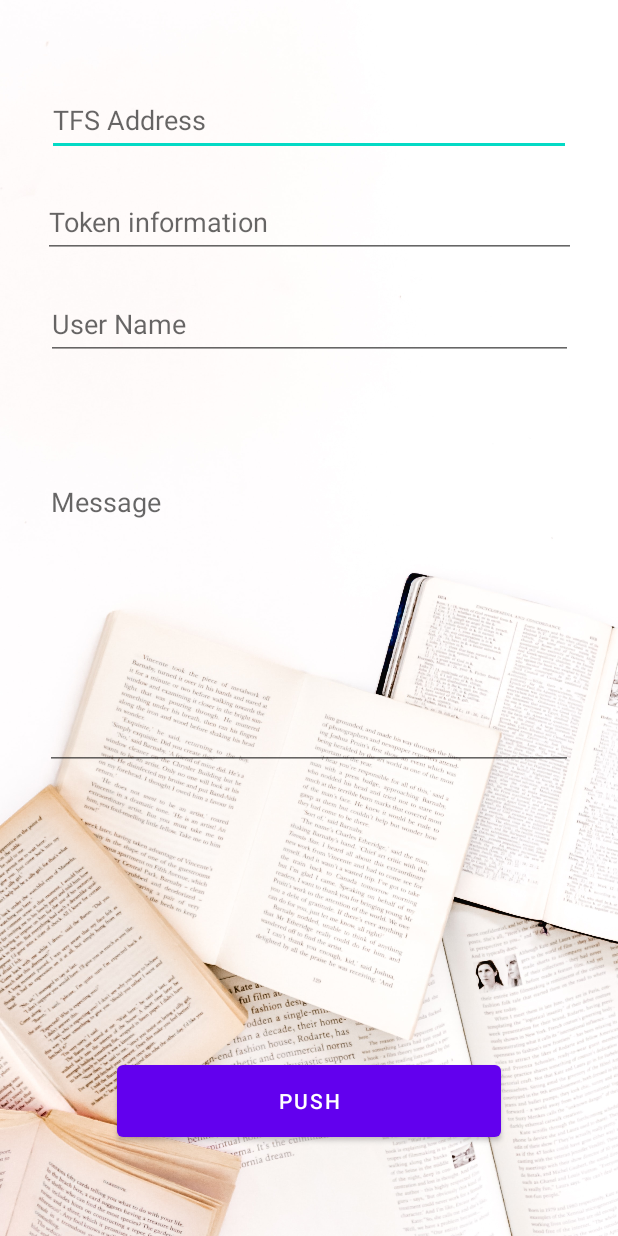
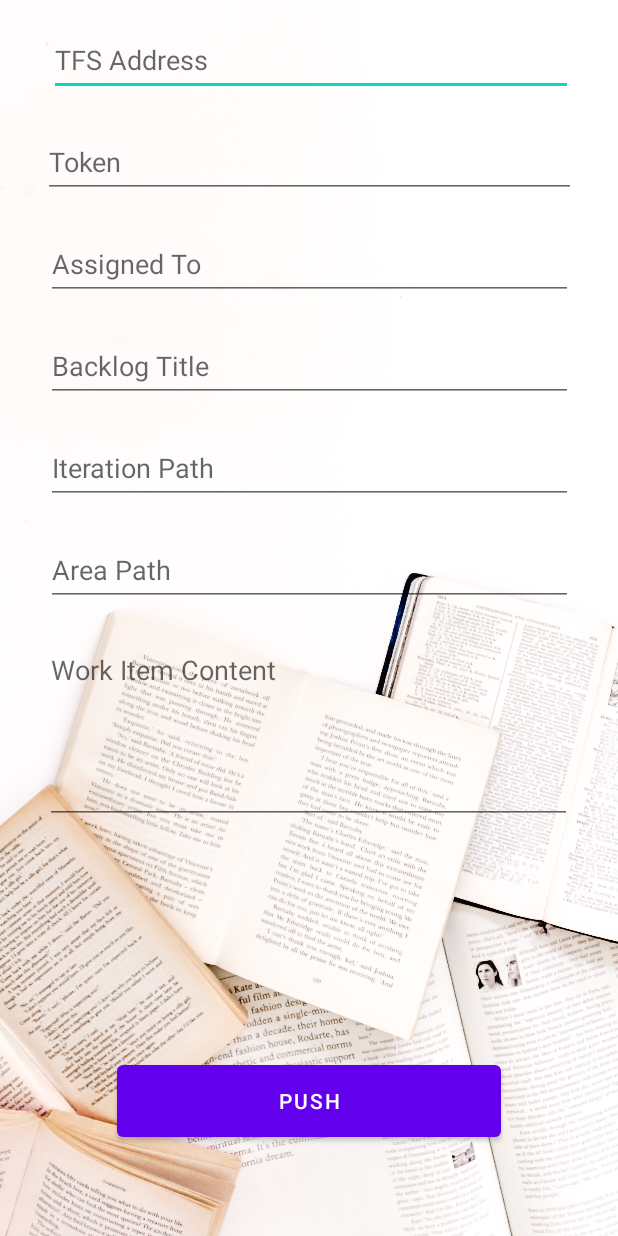
Before and after one commit to XiaotongZhao/TFSPushTool, an Android app: the layout activity_main.xml on its own in the app's theme, with its tools: preview values and no code run, on a phone screen of 412 x 824 dp. Run offline under Robolectric (Android 15) with nearby library versions, the phone set to English and light mode, and no system bars.

Commit message:
commit change code

```diff
--- a/app/src/main/res/layout/activity_main.xml
+++ b/app/src/main/res/layout/activity_main.xml
@@ -22,25 +22,26 @@
         android:layout_width="349dp"
         android:layout_height="48dp"
         android:layout_marginStart="28dp"
-        android:layout_marginTop="56dp"
+        android:layout_marginTop="16dp"
         android:layout_marginEnd="28dp"
         android:autofillHints=""
         android:hint="@string/tfs_address"
         android:inputType="text"
         android:textColor="@color/black"
         app:layout_constraintEnd_toEndOf="parent"
+        app:layout_constraintHorizontal_bias="0.666"
         app:layout_constraintStart_toStartOf="parent"
         app:layout_constraintTop_toTopOf="parent" />
 
     <EditText
-        android:id="@+id/tokenInformation"
+        android:id="@+id/token"
         android:layout_width="355dp"
         android:layout_height="48dp"
         android:layout_marginStart="28dp"
         android:layout_marginTop="20dp"
         android:layout_marginEnd="28dp"
         android:autofillHints=""
-        android:hint="@string/token_information"
+        android:hint="@string/token"
         android:inputType="text"
         android:textColor="@color/black"
         app:layout_constraintEnd_toEndOf="parent"
@@ -48,38 +49,82 @@
         app:layout_constraintTop_toBottomOf="@+id/tfsAddress" />
 
     <EditText
-        android:id="@+id/userName"
+        android:id="@+id/assignedTo"
         android:layout_width="351dp"
         android:layout_height="48dp"
         android:layout_marginStart="28dp"
         android:layout_marginTop="20dp"
         android:layout_marginEnd="28dp"
         android:autofillHints=""
-        android:hint="@string/user_name"
+        android:hint="@string/assignedTo"
         android:inputType="text"
         android:textColor="@color/black"
         app:layout_constraintEnd_toEndOf="parent"
         app:layout_constraintStart_toStartOf="parent"
-        app:layout_constraintTop_toBottomOf="@+id/tokenInformation" />
-
+        app:layout_constraintTop_toBottomOf="@+id/token" />
 
     <EditText
-        android:id="@+id/message"
-        android:layout_width="352dp"
-        android:layout_height="201dp"
+        android:id="@+id/backlogTitle"
+        android:layout_width="351dp"
+        android:layout_height="48dp"
         android:layout_marginStart="28dp"
-        android:layout_marginTop="72dp"
+        android:layout_marginTop="20dp"
+        android:layout_marginEnd="28dp"
+        android:autofillHints=""
+        android:hint="@string/backlogTitle"
+        android:inputType="text"
+        android:textColor="@color/black"
+        app:layout_constraintEnd_toEndOf="parent"
+        app:layout_constraintStart_toStartOf="parent"
+        app:layout_constraintTop_toBottomOf="@+id/assignedTo" />
+
+    <EditText
+        android:id="@+id/iterationPath"
+        android:layout_width="351dp"
+        android:layout_height="48dp"
+        android:layout_marginStart="28dp"
+        android:layout_marginTop="20dp"
+        android:layout_marginEnd="28dp"
+        android:autofillHints=""
+        android:hint="@string/iterationPath"
+        android:inputType="text"
+        android:textColor="@color/black"
+        app:layout_constraintEnd_toEndOf="parent"
+        app:layout_constraintStart_toStartOf="parent"
+        app:layout_constraintTop_toBottomOf="@+id/backlogTitle" />
+
+    <EditText
+        android:id="@+id/areaPath"
+        android:layout_width="351dp"
+        android:layout_height="48dp"
+        android:layout_marginStart="28dp"
+        android:layout_marginTop="20dp"
+        android:layout_marginEnd="28dp"
+        android:autofillHints=""
+        android:hint="@string/areaPath"
+        android:inputType="text"
+        android:textColor="@color/black"
+        app:layout_constraintEnd_toEndOf="parent"
+        app:layout_constraintStart_toStartOf="parent"
+        app:layout_constraintTop_toBottomOf="@+id/iterationPath" />
+
+    <EditText
+        android:id="@+id/workItemContent"
+        android:layout_width="351dp"
+        android:layout_height="125dp"
+        android:layout_marginStart="28dp"
+        android:layout_marginTop="20dp"
         android:layout_marginEnd="28dp"
         android:autofillHints=""
         android:ems="10"
         android:gravity="start|top"
-        android:hint="@string/message"
+        android:hint="@string/workItemContent"
         android:inputType="textMultiLine"
         android:textColor="@color/black"
         app:layout_constraintEnd_toEndOf="parent"
-        app:layout_constraintHorizontal_bias="0.51"
+        app:layout_constraintHorizontal_bias="0.4"
         app:layout_constraintStart_toStartOf="parent"
-        app:layout_constraintTop_toBottomOf="@+id/userName"
+        app:layout_constraintTop_toBottomOf="@+id/areaPath"
         tools:ignore="MissingConstraints" />
 
     <Button
--- a/app/src/main/res/values/strings.xml
+++ b/app/src/main/res/values/strings.xml
@@ -1,8 +1,11 @@
 <resources>
     <string name="app_name">TFSPushTool</string>
     <string name="tfs_address">TFS Address</string>
-    <string name="token_information">Token information</string>
-    <string name="user_name">User Name</string>
-    <string name="message">Message</string>
+    <string name="token">Token</string>
+    <string name="backlogTitle">Backlog Title</string>
+    <string name="assignedTo">Assigned To</string>
+    <string name="iterationPath">Iteration Path</string>
+    <string name="areaPath">Area Path</string>
+    <string name="workItemContent">Work Item Content</string>
     <string name="push">Push</string>
 </resources>
```
Also changed, not shown: app/src/main/java/com/example/tfspushtool/MainActivity.kt (+36 -19 lines), app/src/main/java/com/example/tfspushtool/apiservice/TfsApiService.kt (+16 -10 lines).
